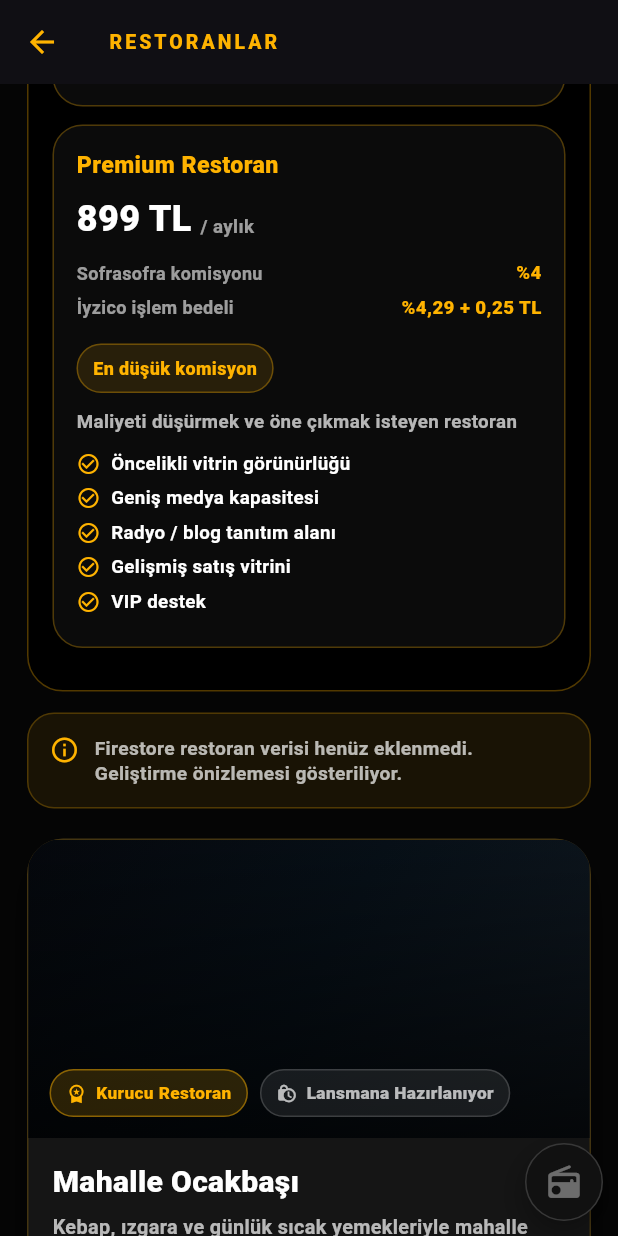
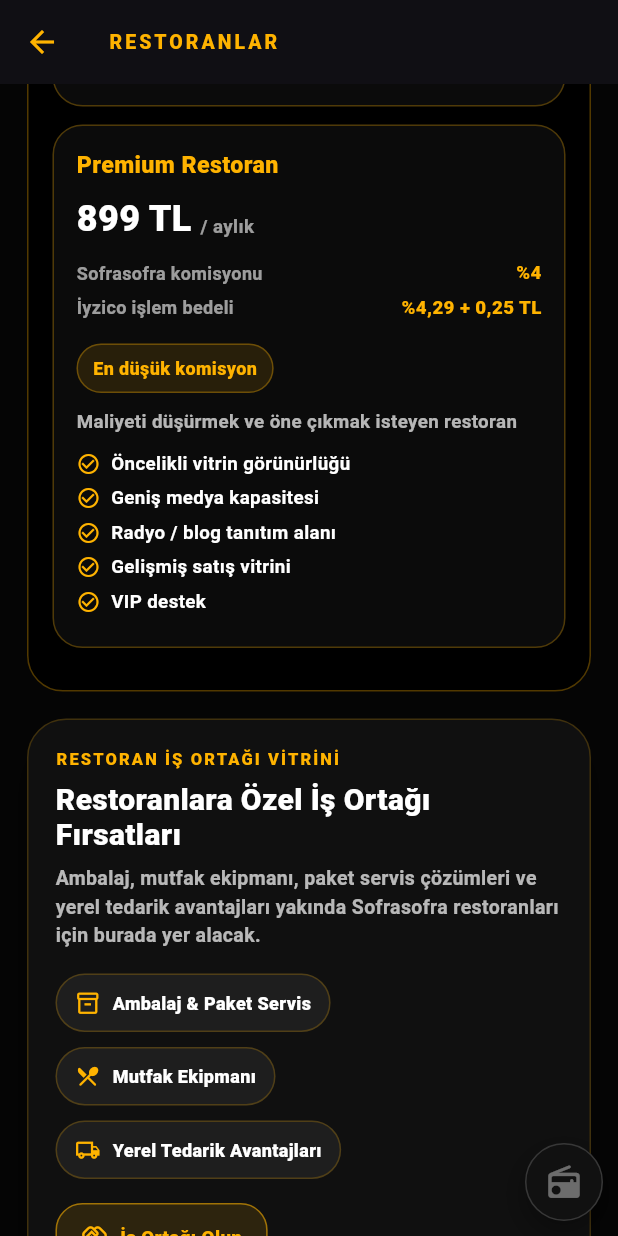
Before and after one commit to oguzhan-dev509/sofrasofra_arena_v2, a Flutter app: the PremiumRestoranVitrini screen opened directly, scrolled down 1152 dp, on a phone screen of 412 x 824 dp. Run offline on Flutter 3.47's test engine with Material 3 defaults, Android fonts, the phone set to English and light mode, and no system bars; our stand-ins replace cloud_firestore, cloud_functions, file_picker, firebase_auth, firebase_core, firebase_messaging and 6 more; accounts and stored records are empty; network calls fail; statements that could not run were skipped.

Commit message:
feat: add restaurant partner banner area

```diff
--- a/lib/modules/restoranlar/restoran_vitrini.dart
+++ b/lib/modules/restoranlar/restoran_vitrini.dart
@@ -103,6 +103,8 @@ class PremiumRestoranVitrini extends StatelessWidget {
               ),
               const SizedBox(height: 18),
               const _RestaurantPricingSection(),
+              const SizedBox(height: 18),
+              const _RestaurantPartnerBanner(),
               if (showFallbackNotice) ...[
                 const SizedBox(height: 14),
                 _FallbackNotice(
@@ -667,3 +669,211 @@ class _RestaurantPlanData {
   final String highlight;
   final List<String> features;
 }
+
+class _RestaurantPartnerBanner extends StatelessWidget {
+  const _RestaurantPartnerBanner();
+
+  static const Color _gold = Color(0xFFFFB300);
+  static const Color _card = Color(0xFF101010);
+  static const Color _border = Color(0x33FFB300);
+
+  @override
+  Widget build(BuildContext context) {
+    final width = MediaQuery.of(context).size.width;
+    final isCompact = width < 720;
+
+    return Container(
+      width: double.infinity,
+      padding: EdgeInsets.all(isCompact ? 18 : 22),
+      decoration: BoxDecoration(
+        color: _card,
+        borderRadius: BorderRadius.circular(26),
+        border: Border.all(color: _border),
+        boxShadow: [
+          BoxShadow(
+            color: Colors.black.withValues(alpha: 0.30),
+            blurRadius: 24,
+            offset: const Offset(0, 14),
+          ),
+        ],
+      ),
+      child: isCompact
+          ? const Column(
+              crossAxisAlignment: CrossAxisAlignment.start,
+              children: [
+                _PartnerBannerText(),
+                SizedBox(height: 16),
+                _PartnerOpportunityWrap(),
+                SizedBox(height: 16),
+                _PartnerBannerCta(),
+              ],
+            )
+          : const Row(
+              crossAxisAlignment: CrossAxisAlignment.center,
+              children: [
+                Expanded(
+                  flex: 5,
+                  child: _PartnerBannerText(),
+                ),
+                SizedBox(width: 18),
+                Expanded(
+                  flex: 5,
+                  child: _PartnerOpportunityWrap(),
+                ),
+                SizedBox(width: 18),
+                _PartnerBannerCta(),
+              ],
+            ),
+    );
+  }
+}
+
+class _PartnerBannerText extends StatelessWidget {
+  const _PartnerBannerText();
+
+  static const Color _gold = Color(0xFFFFB300);
+
+  @override
+  Widget build(BuildContext context) {
+    return const Column(
+      crossAxisAlignment: CrossAxisAlignment.start,
+      children: [
+        Text(
+          'RESTORAN İŞ ORTAĞI VİTRİNİ',
+          style: TextStyle(
+            color: _gold,
+            fontSize: 11,
+            fontWeight: FontWeight.w900,
+            letterSpacing: 1.4,
+          ),
+        ),
+        SizedBox(height: 8),
+        Text(
+          'Restoranlara Özel İş Ortağı Fırsatları',
+          style: TextStyle(
+            color: Colors.white,
+            fontSize: 20,
+            fontWeight: FontWeight.w900,
+            height: 1.15,
+          ),
+        ),
+        SizedBox(height: 8),
+        Text(
+          'Ambalaj, mutfak ekipmanı, paket servis çözümleri ve yerel tedarik avantajları yakında Sofrasofra restoranları için burada yer alacak.',
+          style: TextStyle(
+            color: Colors.white70,
+            fontSize: 13,
+            fontWeight: FontWeight.w600,
+            height: 1.45,
+          ),
+        ),
+      ],
+    );
+  }
+}
+
+class _PartnerOpportunityWrap extends StatelessWidget {
+  const _PartnerOpportunityWrap();
+
+  @override
+  Widget build(BuildContext context) {
+    return const Wrap(
+      spacing: 10,
+      runSpacing: 10,
+      children: [
+        _PartnerOpportunityChip(
+          icon: Icons.inventory_2_outlined,
+          label: 'Ambalaj & Paket Servis',
+        ),
+        _PartnerOpportunityChip(
+          icon: Icons.restaurant_menu_rounded,
+          label: 'Mutfak Ekipmanı',
+        ),
+        _PartnerOpportunityChip(
+          icon: Icons.local_shipping_outlined,
+          label: 'Yerel Tedarik Avantajları',
+        ),
+      ],
+    );
+  }
+}
+
+class _PartnerOpportunityChip extends StatelessWidget {
+  const _PartnerOpportunityChip({
+    required this.icon,
+    required this.label,
+  });
+
+  final IconData icon;
+  final String label;
+
+  static const Color _gold = Color(0xFFFFB300);
+
+  @override
+  Widget build(BuildContext context) {
+    return Container(
+      padding: const EdgeInsets.symmetric(horizontal: 12, vertical: 10),
+      decoration: BoxDecoration(
+        color: Colors.white.withValues(alpha: 0.06),
+        borderRadius: BorderRadius.circular(999),
+        border: Border.all(
+          color: _gold.withValues(alpha: 0.22),
+        ),
+      ),
+      child: Row(
+        mainAxisSize: MainAxisSize.min,
+        children: [
+          Icon(icon, color: _gold, size: 17),
+          const SizedBox(width: 8),
+          Text(
+            label,
+            style: const TextStyle(
+              color: Colors.white,
+              fontSize: 12,
+              fontWeight: FontWeight.w800,
+            ),
+          ),
+        ],
+      ),
+    );
+  }
+}
+
+class _PartnerBannerCta extends StatelessWidget {
+  const _PartnerBannerCta();
+
+  static const Color _gold = Color(0xFFFFB300);
+
+  @override
+  Widget build(BuildContext context) {
+    return Container(
+      padding: const EdgeInsets.symmetric(horizontal: 16, vertical: 13),
+      decoration: BoxDecoration(
+        color: _gold.withValues(alpha: 0.12),
+        borderRadius: BorderRadius.circular(18),
+        border: Border.all(
+          color: _gold.withValues(alpha: 0.55),
+        ),
+      ),
+      child: const Row(
+        mainAxisSize: MainAxisSize.min,
+        children: [
+          Icon(
+            Icons.handshake_outlined,
+            color: _gold,
+            size: 18,
+          ),
+          SizedBox(width: 8),
+          Text(
+            'İş Ortağı Olun',
+            style: TextStyle(
+              color: _gold,
+              fontSize: 12.5,
+              fontWeight: FontWeight.w900,
+            ),
+          ),
+        ],
+      ),
+    );
+  }
+}
```
